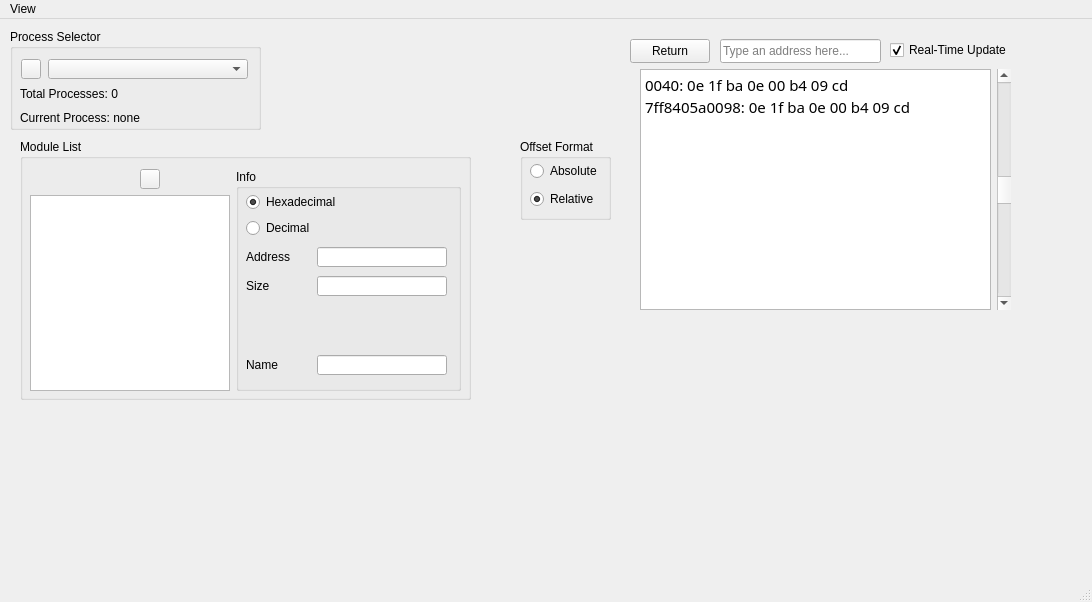
Before: the Qt Designer form cmainwindow.ui in kvakazabra/memObserver, drawn with Qt 5.
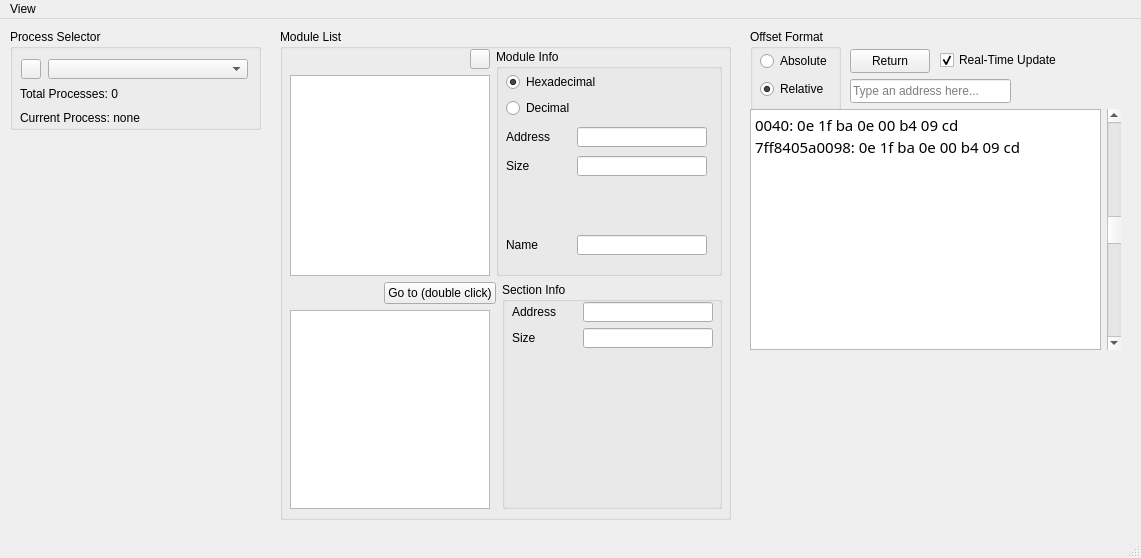
After: the same form once the commit is applied. Icons and pictures are not drawn.

Commit message: Add display of sections list and their information

What changed in the file:
```diff
--- a/cmainwindow.ui
+++ b/cmainwindow.ui
@@ -9,8 +9,8 @@
    <rect>
     <x>0</x>
     <y>0</y>
-    <width>1092</width>
-    <height>602</height>
+    <width>1141</width>
+    <height>558</height>
    </rect>
   </property>
   <property name="windowTitle">
@@ -141,24 +141,26 @@
    <widget class="QGroupBox" name="groupBox">
     <property name="geometry">
      <rect>
-      <x>20</x>
-      <y>120</y>
+      <x>280</x>
+      <y>10</y>
       <width>451</width>
-      <height>261</height>
+      <height>491</height>
      </rect>
     </property>
     <property name="title">
      <string>Module List</string>
     </property>
-    <widget class="QWidget" name="layoutWidget">
+    <widget class="QWidget" name="">
      <property name="geometry">
       <rect>
        <x>10</x>
-       <y>30</y>
-       <width>431</width>
-       <height>222</height>
+       <y>20</y>
+       <width>432</width>
+       <height>460</height>
       </rect>
      </property>
+     <layout class="QVBoxLayout" name="verticalLayout_8">
+      <item>
      <layout class="QHBoxLayout" name="horizontalLayout_7">
       <item>
        <layout class="QVBoxLayout" name="verticalLayout_3">
@@ -170,11 +172,11 @@
              <enum>Qt::Horizontal</enum>
             </property>
             <property name="sizeType">
-             <enum>QSizePolicy::Preferred</enum>
+               <enum>QSizePolicy::Maximum</enum>
             </property>
             <property name="sizeHint" stdset="0">
              <size>
-              <width>40</width>
+                <width>500</width>
               <height>20</height>
              </size>
             </property>
@@ -259,7 +261,7 @@
          </size>
         </property>
         <property name="title">
-         <string>Info</string>
+           <string>Module Info</string>
         </property>
         <widget class="QWidget" name="layoutWidget">
          <property name="geometry">
@@ -433,13 +435,197 @@
        </widget>
       </item>
      </layout>
+      </item>
+      <item>
+       <layout class="QHBoxLayout" name="horizontalLayout_11">
+        <item>
+         <layout class="QVBoxLayout" name="verticalLayout_7">
+          <item>
+           <layout class="QHBoxLayout" name="horizontalLayout_10">
+            <item>
+             <spacer name="horizontalSpacer_2">
+              <property name="orientation">
+               <enum>Qt::Horizontal</enum>
+              </property>
+              <property name="sizeHint" stdset="0">
+               <size>
+                <width>40</width>
+                <height>20</height>
+               </size>
+              </property>
+             </spacer>
+            </item>
+            <item>
+             <widget class="QPushButton" name="sectionsListGoToButton">
+              <property name="maximumSize">
+               <size>
+                <width>130</width>
+                <height>16777215</height>
+               </size>
+              </property>
+              <property name="text">
+               <string>Go to (double click)</string>
+              </property>
+             </widget>
+            </item>
+           </layout>
+          </item>
+          <item>
+           <widget class="QListWidget" name="sectionsList">
+            <property name="minimumSize">
+             <size>
+              <width>200</width>
+              <height>0</height>
+             </size>
+            </property>
+            <property name="maximumSize">
+             <size>
+              <width>200</width>
+              <height>16777215</height>
+             </size>
+            </property>
+           </widget>
+          </item>
+         </layout>
+        </item>
+        <item>
+         <widget class="QGroupBox" name="sectionInfoGroupBox">
+          <property name="minimumSize">
+           <size>
+            <width>220</width>
+            <height>0</height>
+           </size>
+          </property>
+          <property name="maximumSize">
+           <size>
+            <width>300</width>
+            <height>16777215</height>
+           </size>
+          </property>
+          <property name="title">
+           <string>Section Info</string>
+          </property>
+          <widget class="QWidget" name="layoutWidget_2">
+           <property name="geometry">
+            <rect>
+             <x>10</x>
+             <y>20</y>
+             <width>201</width>
+             <height>191</height>
+            </rect>
+           </property>
+           <layout class="QVBoxLayout" name="verticalLayout_6">
+            <item>
+             <layout class="QHBoxLayout" name="horizontalLayout_8">
+              <property name="sizeConstraint">
+               <enum>QLayout::SetMinimumSize</enum>
+              </property>
+              <item>
+               <widget class="QLabel" name="sectionInfoLabel">
+                <property name="sizePolicy">
+                 <sizepolicy hsizetype="Preferred" vsizetype="Preferred">
+                  <horstretch>0</horstretch>
+                  <verstretch>0</verstretch>
+                 </sizepolicy>
+                </property>
+                <property name="minimumSize">
+                 <size>
+                  <width>0</width>
+                  <height>20</height>
+                 </size>
+                </property>
+                <property name="maximumSize">
+                 <size>
+                  <width>16777215</width>
+                  <height>20</height>
+                 </size>
+                </property>
+                <property name="text">
+                 <string>Address</string>
+                </property>
+               </widget>
+              </item>
+              <item>
+               <widget class="QLineEdit" name="sectionInfoBaseAddressLine">
+                <property name="minimumSize">
+                 <size>
+                  <width>130</width>
+                  <height>20</height>
+                 </size>
+                </property>
+                <property name="maximumSize">
+                 <size>
+                  <width>130</width>
+                  <height>20</height>
+                 </size>
+                </property>
+                <property name="readOnly">
+                 <bool>true</bool>
+                </property>
+                <property name="placeholderText">
+                 <string/>
+                </property>
+               </widget>
+              </item>
+             </layout>
+            </item>
+            <item>
+             <layout class="QHBoxLayout" name="horizontalLayout_9">
+              <item>
+               <widget class="QLabel" name="sectionInfoLabel_2">
+                <property name="text">
+                 <string>Size</string>
+                </property>
+               </widget>
+              </item>
+              <item>
+               <widget class="QLineEdit" name="sectionInfoSizeLine">
+                <property name="minimumSize">
+                 <size>
+                  <width>130</width>
+                  <height>20</height>
+                 </size>
+                </property>
+                <property name="maximumSize">
+                 <size>
+                  <width>130</width>
+                  <height>20</height>
+                 </size>
+                </property>
+                <property name="readOnly">
+                 <bool>true</bool>
+                </property>
+               </widget>
+              </item>
+             </layout>
+            </item>
+            <item>
+             <spacer name="verticalSpacer_2">
+              <property name="orientation">
+               <enum>Qt::Vertical</enum>
+              </property>
+              <property name="sizeHint" stdset="0">
+               <size>
+                <width>20</width>
+                <height>40</height>
+               </size>
+              </property>
+             </spacer>
+            </item>
+           </layout>
+          </widget>
+         </widget>
+        </item>
+       </layout>
+      </item>
+     </layout>
     </widget>
    </widget>
    <widget class="QLineEdit" name="memoryStartAddress">
     <property name="geometry">
      <rect>
-      <x>720</x>
-      <y>20</y>
+      <x>850</x>
+      <y>60</y>
       <width>161</width>
       <height>24</height>
      </rect>
@@ -451,8 +637,8 @@
    <widget class="QCheckBox" name="checkBox">
     <property name="geometry">
      <rect>
-      <x>890</x>
-      <y>20</y>
+      <x>940</x>
+      <y>30</y>
       <width>141</width>
       <height>22</height>
      </rect>
@@ -473,8 +659,8 @@
    <widget class="QPushButton" name="memoryResetOffsetButton">
     <property name="geometry">
      <rect>
-      <x>630</x>
-      <y>20</y>
+      <x>850</x>
+      <y>30</y>
       <width>80</width>
       <height>24</height>
      </rect>
@@ -486,8 +672,8 @@
    <widget class="QGroupBox" name="groupBox_2">
     <property name="geometry">
      <rect>
-      <x>520</x>
-      <y>120</y>
+      <x>750</x>
+      <y>10</y>
       <width>91</width>
       <height>81</height>
      </rect>
@@ -528,8 +714,8 @@
    <widget class="QWidget" name="layoutWidget">
     <property name="geometry">
      <rect>
-      <x>640</x>
-      <y>50</y>
+      <x>750</x>
+      <y>90</y>
       <width>371</width>
       <height>241</height>
      </rect>
@@ -580,7 +766,7 @@
     <rect>
      <x>0</x>
      <y>0</y>
-     <width>1092</width>
+     <width>1141</width>
      <height>21</height>
     </rect>
    </property>
```
Lines whose indentation alone changed are shown as unchanged. The commit also changes 3 other files.
